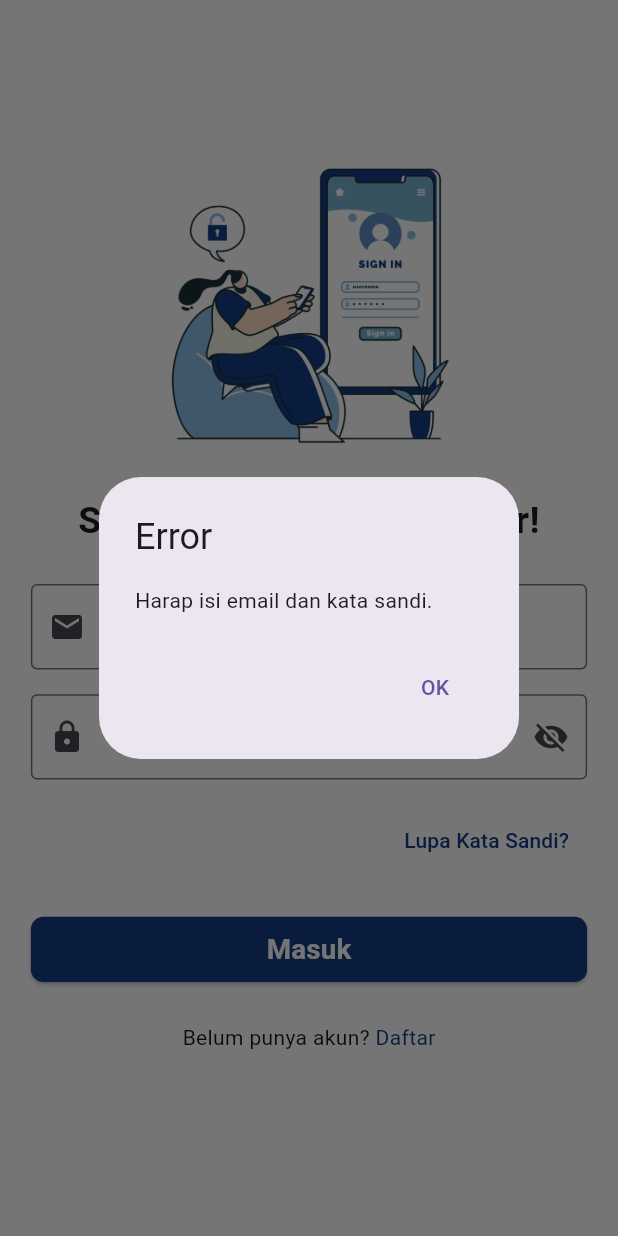
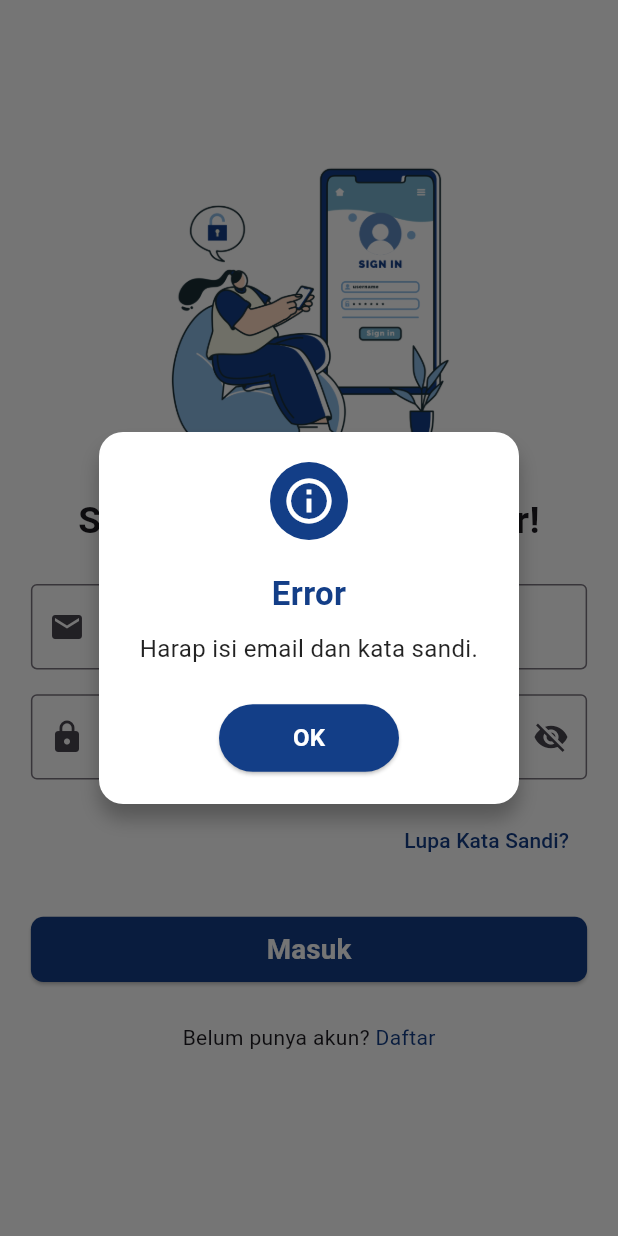
Before and after one commit to DtiDmyt/SiKasir, a Flutter app: the screen it shows after launch, after a tap on "Masuk", on a phone screen of 412 x 824 dp. Run offline on Flutter 3.47's test engine with Material 3 defaults, Android fonts, the phone set to English and light mode, and no system bars; our stand-ins replace cloud_firestore, firebase_auth, firebase_core, fl_chart, image_picker, open_file and 1 more; missing offline and left inert: cloudinary_public, excel, mobile_scanner; accounts and stored records are empty; Roboto replaces fonts that are missing (Poppins).

Commit message:
mengubah alert di halaman login

```diff
--- a/lib/login.dart
+++ b/lib/login.dart
@@ -38,12 +38,12 @@ class _LoginScreenState extends State<LoginScreen> {
     final password = _passwordController.text.trim();
 
     if (email.isEmpty || password.isEmpty) {
-      _showAlert("Error", "Harap isi email dan kata sandi.");
+      _showCustomAlert("Error", "Harap isi email dan kata sandi.");
       return;
     }
 
     if (!_isValidEmail(email)) {
-      _showAlert("Error", "Format email tidak valid.");
+      _showCustomAlert("Error", "Format email tidak valid.");
       return;
     }
 
@@ -71,9 +71,9 @@ class _LoginScreenState extends State<LoginScreen> {
       );
     } on FirebaseAuthException catch (e) {
       String errorMessage = _getErrorMessage(e);
-      _showAlert("Login Gagal", errorMessage);
+      _showCustomAlert("Login Gagal", errorMessage);
     } catch (e) {
-      _showAlert("Error", "Terjadi kesalahan tidak terduga.");
+      _showCustomAlert("Error", "Terjadi kesalahan tidak terduga.");
     } finally {
       setState(() {
         _isLoading = false;
@@ -100,32 +100,106 @@ class _LoginScreenState extends State<LoginScreen> {
     final email = _emailController.text.trim();
 
     if (email.isEmpty || !_isValidEmail(email)) {
-      _showAlert("Error", "Masukkan email yang valid untuk reset kata sandi.");
+      _showCustomAlert("Error", "Masukkan email yang valid untuk reset kata sandi.");
       return;
     }
 
     try {
       await FirebaseAuth.instance.sendPasswordResetEmail(email: email);
-      _showAlert("Berhasil", "Email reset kata sandi telah dikirim.");
+      _showCustomAlert("Berhasil", "Email reset kata sandi telah dikirim.");
     } catch (e) {
-      _showAlert("Error", "Gagal mengirim email reset kata sandi.");
+      _showCustomAlert("Error", "Gagal mengirim email reset kata sandi.");
     }
   }
 
-  void _showAlert(String title, String message) {
+  // Alert dialog yang diperbaiki dengan perpaduan warna #133E87 dan putih
+  void _showCustomAlert(String title, String message) {
+    const Color customBlue = Color(0xFF133E87);
+
     showDialog(
       context: context,
-      builder: (context) => AlertDialog(
-        title: Text(title),
-        content: Text(message),
-        actions: [
-          TextButton(
-            onPressed: () => Navigator.pop(context),
-            child: const Text("OK"),
+      builder: (context) => Dialog(
+        shape: RoundedRectangleBorder(
+          borderRadius: BorderRadius.circular(16.0),
+        ),
+        elevation: 0,
+        backgroundColor: Colors.transparent,
+        child: Container(
+          padding: const EdgeInsets.all(20),
+          decoration: BoxDecoration(
+            color: Colors.white,
+            shape: BoxShape.rectangle,
+            borderRadius: BorderRadius.circular(16),
+            boxShadow: const [
+              BoxShadow(
+                color: Colors.black26,
+                blurRadius: 10.0,
+                offset: Offset(0.0, 10.0),
+              ),
+            ],
           ),
-        ],
+          child: Column(
+            mainAxisSize: MainAxisSize.min,
+            children: [
+              Container(
+                padding: const EdgeInsets.all(8.0),
+                decoration: const BoxDecoration(
+                  color: customBlue,
+                  shape: BoxShape.circle,
+                ),
+                child: const Icon(
+                  Icons.info_outline,
+                  color: Colors.white,
+                  size: 36,
+                ),
+              ),
+              const SizedBox(height: 20),
+              Text(
+                title,
+                style: const TextStyle(
+                  fontSize: 22,
+                  fontWeight: FontWeight.bold,
+                  color: customBlue,
+                ),
+              ),
+              const SizedBox(height: 10),
+              Text(
+                message,
+                style: const TextStyle(
+                  fontSize: 16,
+                  color: Colors.black87,
+                ),
+                textAlign: TextAlign.center,
+              ),
+              const SizedBox(height: 24),
+              ElevatedButton(
+                onPressed: () => Navigator.pop(context),
+                style: ElevatedButton.styleFrom(
+                  backgroundColor: customBlue,
+                  minimumSize: const Size(120, 45),
+                  shape: RoundedRectangleBorder(
+                    borderRadius: BorderRadius.circular(30),
+                  ),
+                ),
+                child: const Text(
+                  "OK",
+                  style: TextStyle(
+                    fontSize: 16,
+                    color: Colors.white,
+                    fontWeight: FontWeight.bold,
+                  ),
+                ),
+              ),
+            ],
+          ),
+        ),
       ),
     );
+  }
+
+  // Penggantian metode _showAlert yang lama dengan yang baru
+  void _showAlert(String title, String message) {
+    _showCustomAlert(title, message);
   }
 
   @override
```
Also changed, not shown: pubspec.lock.
